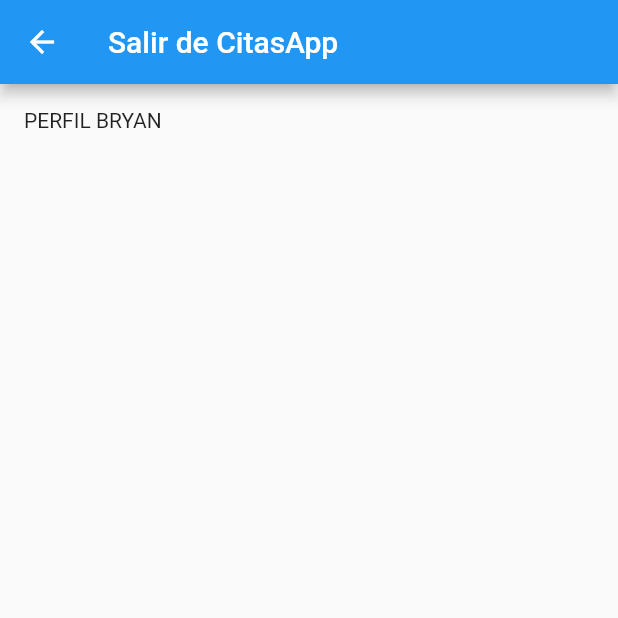
After one commit to BryanHerrera04/proyecto-final-flutter-eis, a Flutter app: the Perfil screen opened directly, on a phone screen of 412 x 824 dp, the top half of it. The commit adds this screen. Run offline on Flutter 3.47's test engine with Material 2 defaults, Android fonts, the phone set to English and light mode, and no system bars; our stand-ins replace google_fonts, hexcolor.

Commit message:
final 1.0

```diff
--- /dev/null
+++ b/lib/screens/perfil.dart
@@ -0,0 +1,39 @@
+import 'package:flutter/material.dart';
+
+class Perfil extends StatefulWidget {
+  Perfil({Key? key}) : super(key: key);
+
+  @override
+  _PerfilState createState() => _PerfilState();
+}
+
+class _PerfilState extends State<Perfil> {
+  @override
+  Widget build(BuildContext context) {
+    return Scaffold(
+      appBar: AppBar(
+        title: Text('Salir de CitasApp'),
+      ),
+      body: Padding(
+        padding: const EdgeInsets.all(8.0),
+        child: Container(
+          child: Column(
+            children: [
+              Padding(
+                padding: const EdgeInsets.all(8.0),
+                child: Row(
+                  children: [
+                    Text(
+                      'PERFIL BRYAN',
+                      textAlign: TextAlign.center,
+                    )
+                  ],
+                ),
+              )
+            ],
+          ),
+        ),
+      ),
+    );
+  }
+}
```
Also changed, not shown: lib/screens/Authentication/login.dart (+36 -2 lines).
